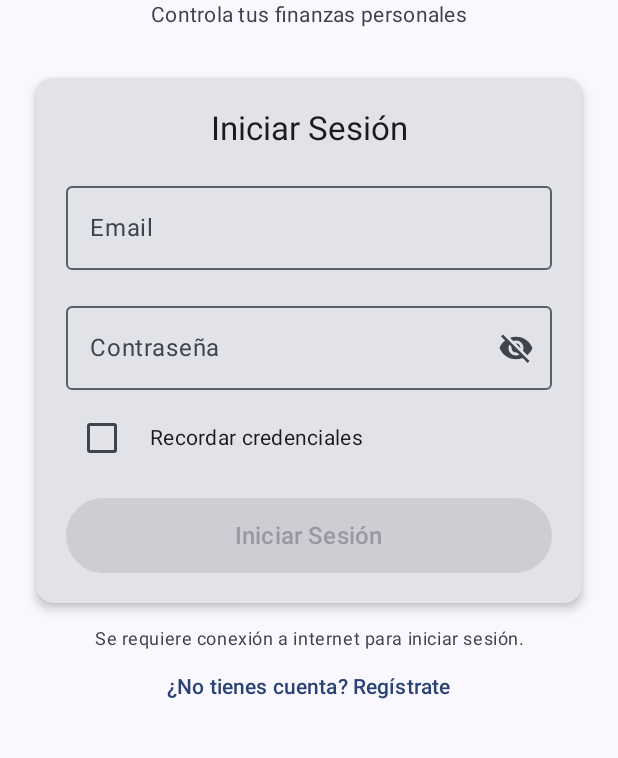
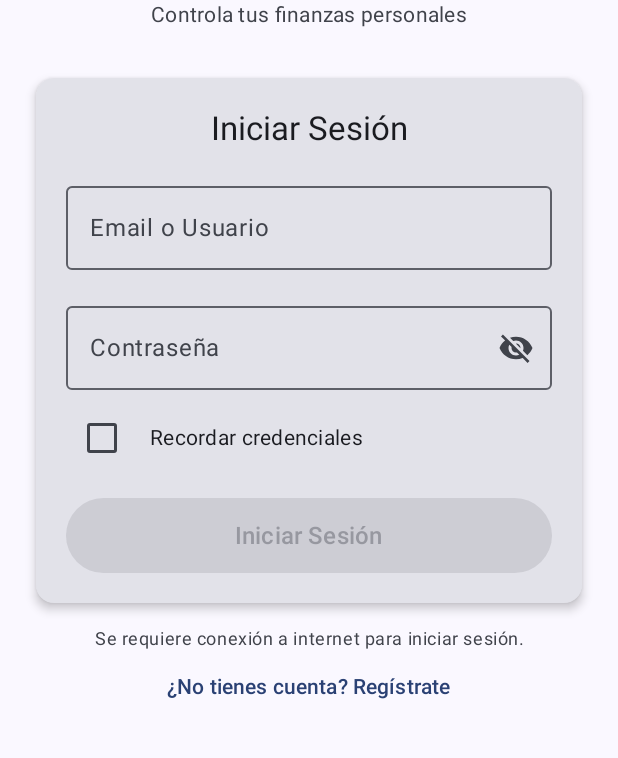
Before and after one commit to juan480ps/Gastos, an Android app built with Jetpack Compose: the screen it shows after launch (MainActivity), on a phone screen of 412 x 824 dp, the part 377-1135 px from its top. Run offline under Robolectric (Android 15) with nearby library versions, the phone set to English and light mode, and no system bars; our stand-ins replace Room's generated code; 4 statements that could not run were skipped.

Commit message:
se agrega info en login de mail o usuario y se cambia el color de letras a blanco en el grafico para evitar confucion

```diff
--- a/app/src/main/java/com/uaa/misgastosapp/ui/ChartsScreen.kt
+++ b/app/src/main/java/com/uaa/misgastosapp/ui/ChartsScreen.kt
@@ -126,7 +126,7 @@ fun MPAndroidPieChart(pieChartDataList: List<PieChartData>) {
     val chartTextColor = if (isSystemInDarkTheme()) {
         Color.White
     } else {
-        Color.Black
+        Color.White // Black
     }
     AndroidView(
         factory = { ctx ->
--- a/app/src/main/java/com/uaa/misgastosapp/ui/LoginScreen.kt
+++ b/app/src/main/java/com/uaa/misgastosapp/ui/LoginScreen.kt
@@ -120,7 +120,7 @@ fun LoginScreen(
                         OutlinedTextField(
                             value = email,
                             onValueChange = { email = it },
-                            label = { Text("Email") },
+                            label = { Text("Email o Usuario") },
                             keyboardOptions = KeyboardOptions(keyboardType = KeyboardType.Email),
                             modifier = Modifier.fillMaxWidth(),
                             singleLine = true,
```
